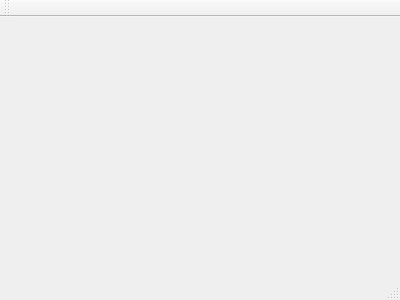
Qt form mainwindow.ui (neelratanguria/Realtime_QT) before a commit.
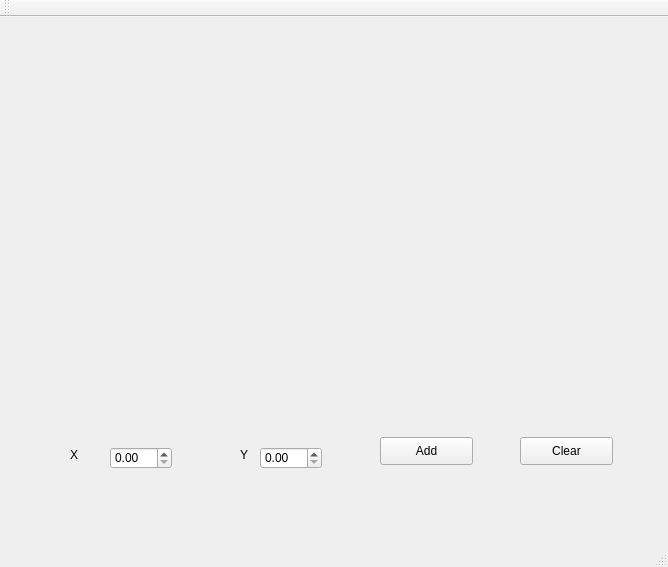
The same form after that commit. Custom widgets are drawn as their Qt base class.

Diff of the .ui file:
```diff
--- a/mainwindow.ui
+++ b/mainwindow.ui
@@ -1,24 +1,130 @@
 <ui version="4.0">
  <class>MainWindow</class>
- <widget class="QMainWindow" name="MainWindow" >
-  <property name="geometry" >
+ <widget class="QMainWindow" name="MainWindow">
+  <property name="geometry">
    <rect>
     <x>0</x>
     <y>0</y>
-    <width>400</width>
-    <height>300</height>
+    <width>668</width>
+    <height>567</height>
    </rect>
   </property>
   <property name="windowTitle" >
    <string>MainWindow</string>
   </property>
-  <widget class="QMenuBar" name="menuBar" />
-  <widget class="QToolBar" name="mainToolBar" />
-  <widget class="QWidget" name="centralWidget" />
-  <widget class="QStatusBar" name="statusBar" />
+  <widget class="QWidget" name="centralWidget">
+   <widget class="QCustomPlot" name="plot" native="true">
+    <property name="geometry">
+     <rect>
+      <x>70</x>
+      <y>40</y>
+      <width>561</width>
+      <height>281</height>
+     </rect>
+    </property>
+   </widget>
+   <widget class="QLabel" name="label">
+    <property name="geometry">
+     <rect>
+      <x>70</x>
+      <y>430</y>
+      <width>55</width>
+      <height>16</height>
+     </rect>
+    </property>
+    <property name="text">
+     <string>X</string>
+    </property>
+   </widget>
+   <widget class="QLabel" name="label_2">
+    <property name="geometry">
+     <rect>
+      <x>240</x>
+      <y>430</y>
+      <width>55</width>
+      <height>16</height>
+     </rect>
+    </property>
+    <property name="text">
+     <string>Y</string>
+    </property>
+   </widget>
+   <widget class="QDoubleSpinBox" name="bx_x">
+    <property name="geometry">
+     <rect>
+      <x>110</x>
+      <y>430</y>
+      <width>62</width>
+      <height>22</height>
+     </rect>
+    </property>
+   </widget>
+   <widget class="QDoubleSpinBox" name="bx_y">
+    <property name="geometry">
+     <rect>
+      <x>260</x>
+      <y>430</y>
+      <width>62</width>
+      <height>22</height>
+     </rect>
+    </property>
+   </widget>
+   <widget class="QPushButton" name="btn_add">
+    <property name="geometry">
+     <rect>
+      <x>380</x>
+      <y>420</y>
+      <width>93</width>
+      <height>28</height>
+     </rect>
+    </property>
+    <property name="text">
+     <string>Add</string>
+    </property>
+   </widget>
+   <widget class="QPushButton" name="btn_clear">
+    <property name="geometry">
+     <rect>
+      <x>520</x>
+      <y>420</y>
+      <width>93</width>
+      <height>28</height>
+     </rect>
+    </property>
+    <property name="text">
+     <string>Clear</string>
+    </property>
+   </widget>
+  </widget>
+  <widget class="QMenuBar" name="menuBar">
+   <property name="geometry">
+    <rect>
+     <x>0</x>
+     <y>0</y>
+     <width>668</width>
+     <height>26</height>
+    </rect>
+   </property>
+  </widget>
+  <widget class="QToolBar" name="mainToolBar">
+   <attribute name="toolBarArea">
+    <enum>TopToolBarArea</enum>
+   </attribute>
+   <attribute name="toolBarBreak">
+    <bool>false</bool>
+   </attribute>
+  </widget>
+  <widget class="QStatusBar" name="statusBar"/>
  </widget>
- <layoutDefault spacing="6" margin="11" />
- <pixmapfunction></pixmapfunction>
+ <layoutdefault spacing="6" margin="11"/>
+ <customwidgets>
+  <customwidget>
+   <class>QCustomPlot</class>
+   <extends>QWidget</extends>
+   <header>qcustomplot.h</header>
+   <container>1</container>
+  </customwidget>
+ </customwidgets>
  <resources/>
  <connections/>
 </ui>
```
Left out of the diff: 3 changed lines with no effect on the pictures.
